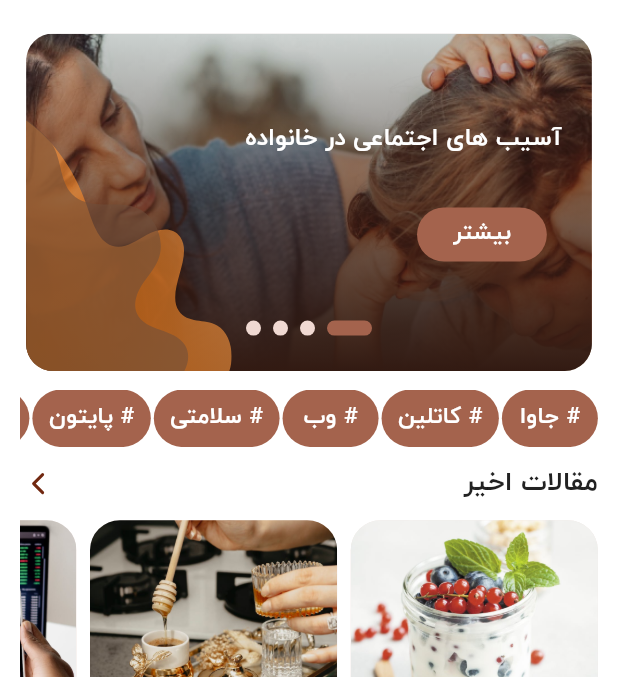
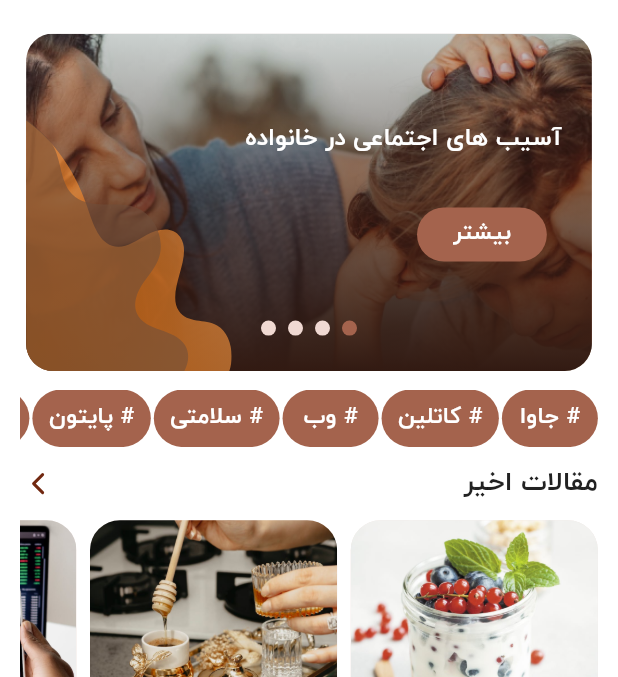
Before and after one commit to OmidHaqi/techno_saz, a Flutter app: the HomePage screen opened directly, on a phone screen of 412 x 824 dp, the part 69-746 px from its top. Run offline on Flutter 3.47's test engine with Material 2 defaults, Android fonts, the phone set to English and light mode, and no system bars; drawn by our look-alikes of smooth_page_indicator; our stand-ins replace adaptive_theme, flutter_spinkit, flutter_svg.

```diff
--- a/lib/screens/components/home_pages_banner.dart
+++ b/lib/screens/components/home_pages_banner.dart
@@ -49,7 +49,6 @@ class HomePageBanner extends StatelessWidget {
                   ),
                   child: Container(
                     decoration: BoxDecoration(
-
                       borderRadius: BorderRadius.circular(18),
                       gradient: LinearGradient(
                           colors: GradientColors.onBaner,
@@ -124,7 +123,8 @@ class HomePageBanner extends StatelessWidget {
               textDirection: TextDirection.rtl,
               controller: pageController,
               count: DataClass.ArticleManagementPagepublishedModelList.length,
-              effect: ExpandingDotsEffect(
+              effect: SwapEffect(
+                type: SwapType.yRotation,
                 dotHeight: 10,
                 dotWidth: 10,
                 activeDotColor:
```
